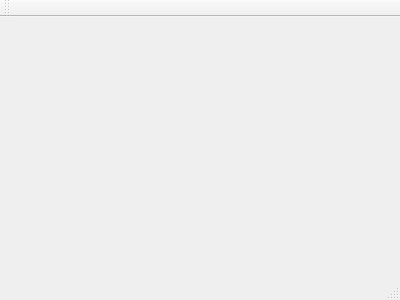
The window that funcatching/mainwindow.ui (rightlorg/funcatching) describes before a commit, drawn with Qt 5.
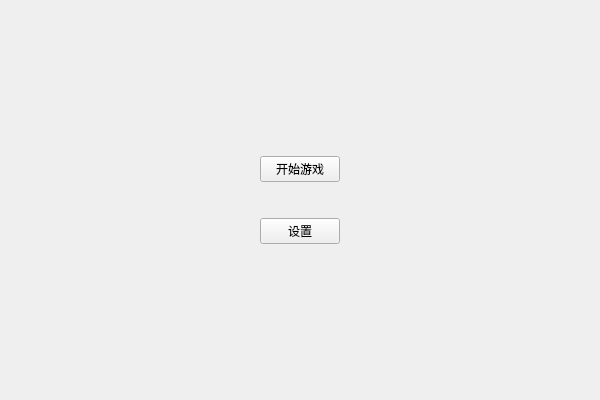
The same window after the commit.

Patch:
```diff
--- a/funcatching/mainwindow.ui
+++ b/funcatching/mainwindow.ui
@@ -1,24 +1,142 @@
 <ui version="4.0">
  <class>MainWindow</class>
- <widget class="QMainWindow" name="MainWindow" >
-  <property name="geometry" >
+ <widget class="QMainWindow" name="MainWindow">
+  <property name="geometry">
    <rect>
     <x>0</x>
     <y>0</y>
-    <width>400</width>
-    <height>300</height>
+    <width>600</width>
+    <height>400</height>
    </rect>
   </property>
-  <property name="windowTitle" >
-   <string>MainWindow</string>
+  <property name="sizePolicy">
+   <sizepolicy hsizetype="Minimum" vsizetype="Minimum">
+    <horstretch>0</horstretch>
+    <verstretch>0</verstretch>
+   </sizepolicy>
   </property>
-  <widget class="QMenuBar" name="menuBar" />
-  <widget class="QToolBar" name="mainToolBar" />
-  <widget class="QWidget" name="centralWidget" />
-  <widget class="QStatusBar" name="statusBar" />
+  <property name="minimumSize">
+   <size>
+    <width>600</width>
+    <height>400</height>
+   </size>
+  </property>
+  <property name="windowTitle">
+   <string>Funcatching</string>
+  </property>
+  <widget class="QWidget" name="centralWidget">
+   <layout class="QGridLayout" name="gridLayout">
+    <item row="1" column="2">
+     <spacer name="horizontalSpacer_2">
+      <property name="orientation">
+       <enum>Qt::Horizontal</enum>
+      </property>
+      <property name="sizeHint" stdset="0">
+       <size>
+        <width>40</width>
+        <height>20</height>
+       </size>
+      </property>
+     </spacer>
+    </item>
+    <item row="0" column="1">
+     <spacer name="verticalSpacer_2">
+      <property name="orientation">
+       <enum>Qt::Vertical</enum>
+      </property>
+      <property name="sizeHint" stdset="0">
+       <size>
+        <width>20</width>
+        <height>40</height>
+       </size>
+      </property>
+     </spacer>
+    </item>
+    <item row="1" column="0">
+     <spacer name="horizontalSpacer">
+      <property name="orientation">
+       <enum>Qt::Horizontal</enum>
+      </property>
+      <property name="sizeHint" stdset="0">
+       <size>
+        <width>40</width>
+        <height>20</height>
+       </size>
+      </property>
+     </spacer>
+    </item>
+    <item row="2" column="1">
+     <spacer name="verticalSpacer">
+      <property name="orientation">
+       <enum>Qt::Vertical</enum>
+      </property>
+      <property name="sizeHint" stdset="0">
+       <size>
+        <width>20</width>
+        <height>40</height>
+       </size>
+      </property>
+     </spacer>
+    </item>
+    <item row="1" column="1">
+     <layout class="QVBoxLayout" name="verticalLayout">
+      <item>
+       <widget class="QPushButton" name="startGame">
+        <property name="sizePolicy">
+         <sizepolicy hsizetype="Minimum" vsizetype="Fixed">
+          <horstretch>0</horstretch>
+          <verstretch>0</verstretch>
+         </sizepolicy>
+        </property>
+        <property name="focusPolicy">
+         <enum>Qt::NoFocus</enum>
+        </property>
+        <property name="styleSheet">
+         <string notr="true"/>
+        </property>
+        <property name="text">
+         <string>开始游戏</string>
+        </property>
+       </widget>
+      </item>
+      <item>
+       <spacer name="verticalSpacer_3">
+        <property name="orientation">
+         <enum>Qt::Vertical</enum>
+        </property>
+        <property name="sizeType">
+         <enum>QSizePolicy::Fixed</enum>
+        </property>
+        <property name="sizeHint" stdset="0">
+         <size>
+          <width>20</width>
+          <height>30</height>
+         </size>
+        </property>
+       </spacer>
+      </item>
+      <item>
+       <widget class="QPushButton" name="settings">
+        <property name="sizePolicy">
+         <sizepolicy hsizetype="Minimum" vsizetype="Fixed">
+          <horstretch>0</horstretch>
+          <verstretch>0</verstretch>
+         </sizepolicy>
+        </property>
+        <property name="focusPolicy">
+         <enum>Qt::NoFocus</enum>
+        </property>
+        <property name="text">
+         <string>设置</string>
+        </property>
+       </widget>
+      </item>
+     </layout>
+    </item>
+   </layout>
+  </widget>
  </widget>
- <layoutDefault spacing="6" margin="11" />
- <pixmapfunction></pixmapfunction>
+ <layoutdefault spacing="6" margin="11"/>
  <resources/>
  <connections/>
 </ui>
```
Left out of the diff: 1 changed line with no effect on the pictures.
